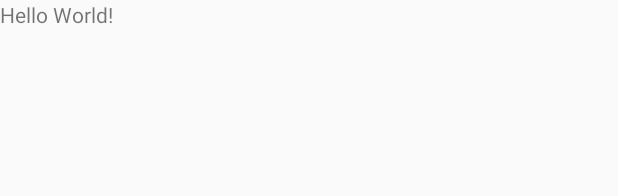
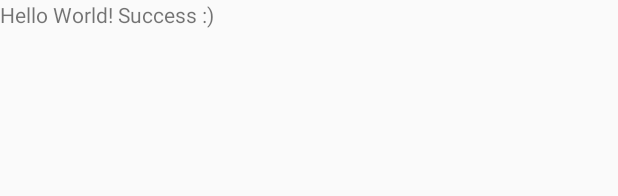
Before and after one commit to Kijimu7/SimpleTodo, an Android app: the layout activity_main.xml on its own in the app's theme, with its tools: preview values and no code run, on a phone screen of 412 x 824 dp. Shown: the top 196 px of the screen. Run offline under Robolectric (Android 15) with nearby library versions, the phone set to English and light mode, and no system bars.

Commit message:
Success Hello World!

```diff
--- a/app/src/main/res/layout/activity_main.xml
+++ b/app/src/main/res/layout/activity_main.xml
@@ -9,7 +9,7 @@
     <TextView
         android:layout_width="wrap_content"
         android:layout_height="wrap_content"
-        android:text="Hello World!"
+        android:text="Hello World! Success :)"
         app:layout_constraintBottom_toBottomOf="parent"
         app:layout_constraintLeft_toLeftOf="parent"
         app:layout_constraintRight_toRightOf="parent"
```
